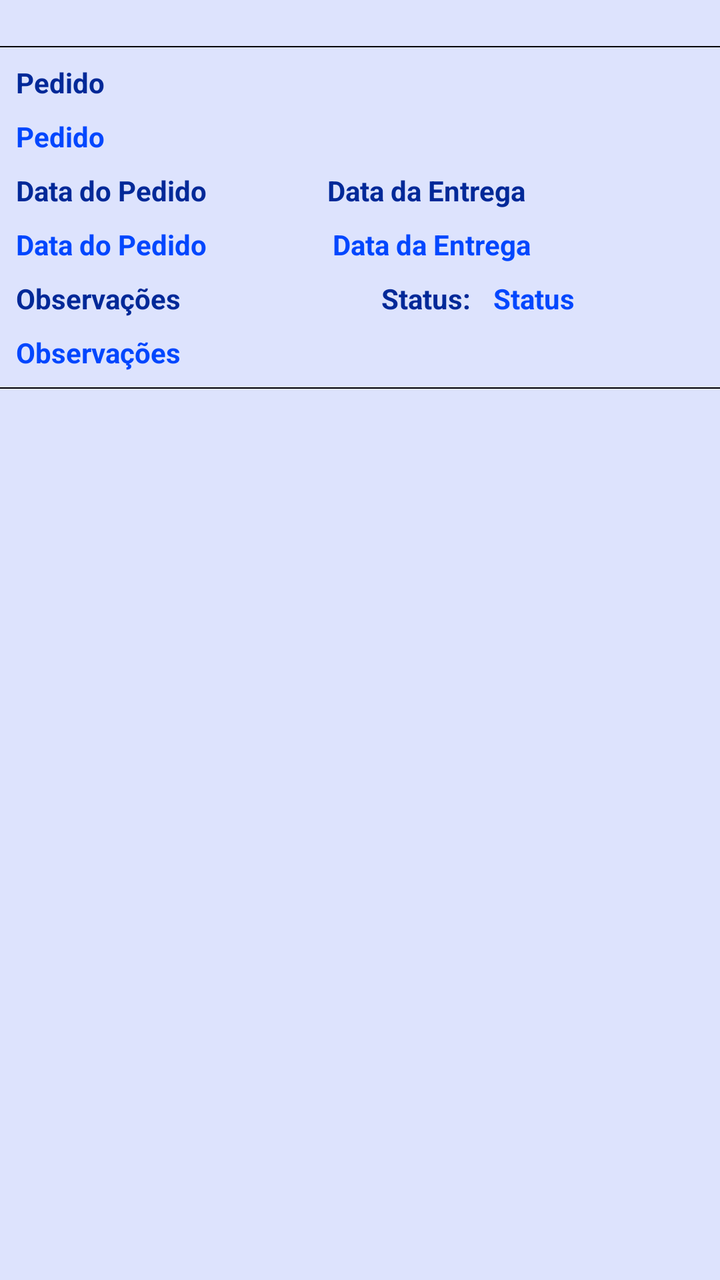
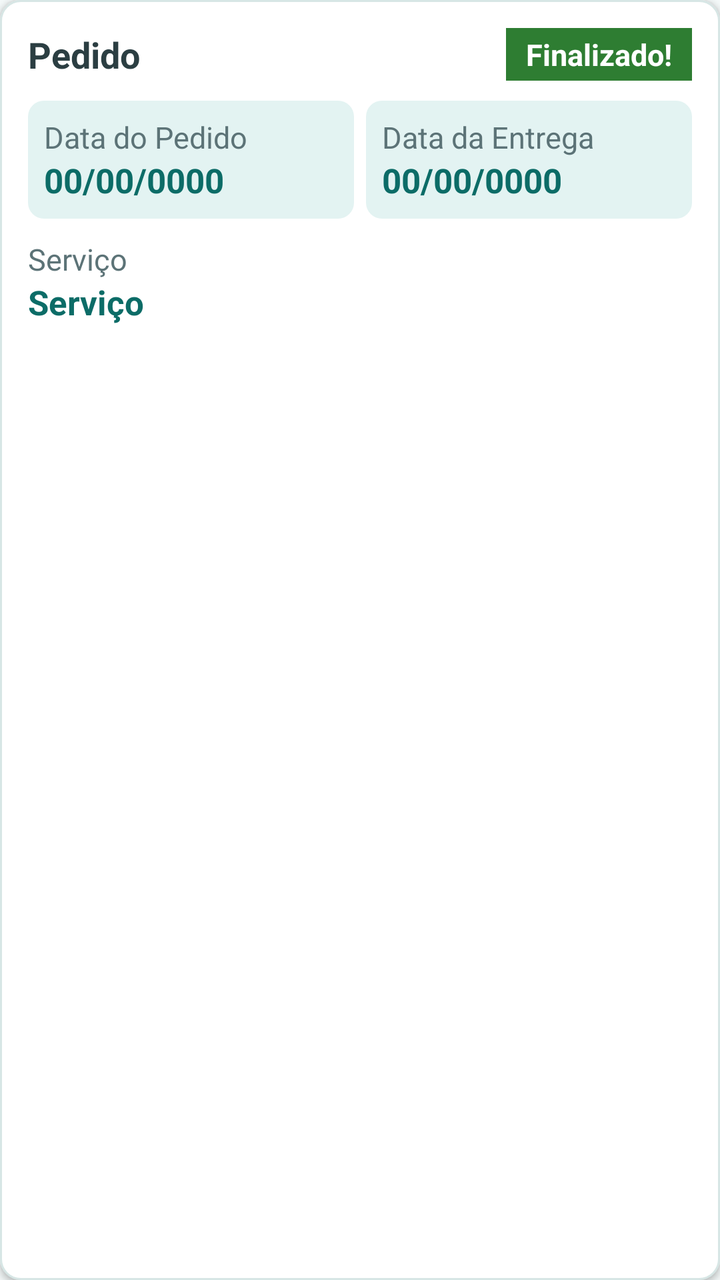

Screens rendered from an Android XML layout before and after an edit, with the pre-edit source and the edit as a unified diff.
<!-- AndroidManifest.xml: application theme AppTheme -->
<!-- res/layout/adapter_anteriores.xml -->
<?xml version="1.0" encoding="utf-8"?>
<LinearLayout
    xmlns:android="http://schemas.android.com/apk/res/android"
    android:layout_width="match_parent"
    android:layout_height="match_parent"
    android:orientation="vertical"
    android:background="#DDE3FD">

    <LinearLayout
        android:layout_width="match_parent"
        android:layout_height="wrap_content"
        android:layout_marginTop="15dp"
        android:orientation="vertical">

        <View
            android:layout_width="match_parent"
            android:layout_height="0.5dp"
            android:layout_marginTop="8dp"
            android:background="#000000"/>

        <TextView
            android:layout_width="wrap_content"
            android:layout_height="wrap_content"
            android:layout_margin="8dp"
            android:textColor="#012998"
            android:textStyle="bold"
            android:text="Pedido"/>

        <TextView
            android:id="@+id/textViewPedido"
            android:layout_width="wrap_content"
            android:layout_height="wrap_content"
            android:layout_marginLeft="8dp"
            android:textColor="#0247FE"
            android:textStyle="bold"
            android:text="Pedido"/>

        <LinearLayout
            android:layout_width="match_parent"
            android:layout_height="wrap_content"
            android:orientation="horizontal"
            android:weightSum="3">
            <TextView
                android:layout_width="wrap_content"
                android:layout_height="wrap_content"
                android:layout_margin="8dp"
                android:layout_weight="1"
                android:textColor="#012998"
                android:textStyle="bold"
                android:text="Data do Pedido"/>
            <TextView
                android:layout_width="wrap_content"
                android:layout_height="wrap_content"
                android:layout_margin="8dp"
                android:textStyle="bold"
                android:layout_weight="1"
                android:textColor="#012998"
                android:text="Data da Entrega"/>
        </LinearLayout>

        <LinearLayout
            android:layout_width="match_parent"
            android:layout_height="wrap_content"
            android:orientation="horizontal"
            android:weightSum="3">

            <TextView
                android:id="@+id/textViewDataPedido"
                android:layout_width="wrap_content"
                android:layout_height="wrap_content"
                android:layout_marginLeft="8dp"
                android:layout_weight="1"
                android:textStyle="bold"
                android:textColor="#0247FE"
                android:text="Data do Pedido"/>

            <TextView
                android:id="@+id/textViewDataEntrega"
                android:layout_width="wrap_content"
                android:layout_height="wrap_content"
                android:layout_marginLeft="16dp"
                android:layout_weight="1"
                android:textColor="#0247FE"
                android:textStyle="bold"
                android:text="Data da Entrega"/>

        </LinearLayout>

        <LinearLayout
            android:layout_width="match_parent"
            android:layout_height="wrap_content"
            android:orientation="horizontal"
            android:weightSum="2">

            <TextView
                android:layout_width="wrap_content"
                android:layout_height="wrap_content"
                android:layout_marginLeft="8dp"
                android:layout_marginTop="8dp"
                android:textStyle="bold"
                android:textColor="#012998"
                android:text="Observações"/>

            <TextView
                android:layout_width="wrap_content"
                android:layout_height="wrap_content"
                android:layout_marginLeft="100dp"
                android:layout_marginTop="8dp"
                android:textColor="#012998"
                android:textStyle="bold"
                android:text="Status: "/>

            <TextView
                android:id="@+id/textViewStatus"
                android:layout_width="wrap_content"
                android:layout_height="wrap_content"
                android:layout_marginLeft="8dp"
                android:layout_marginTop="8dp"
                android:textColor="#0247FE"
                android:textStyle="bold"
                android:text="Status"/>

        </LinearLayout>

        <TextView
            android:id="@+id/textViewObservacoes"
            android:layout_width="wrap_content"
            android:layout_height="wrap_content"
            android:layout_marginTop="8dp"
            android:layout_marginLeft="8dp"
            android:textColor="#0247FE"
            android:textStyle="bold"
            android:text="Observações"/>
        <View
            android:layout_width="match_parent"
            android:layout_height="0.5dp"
            android:layout_marginTop="8dp"
            android:background="#000000"/>

    </LinearLayout>

</LinearLayout>
<!-- resources referenced by this layout -->
<resources>
  <style name="AppTheme" parent="Theme.AppCompat.Light.NoActionBar">
          
          <item name="colorPrimary">@color/colorPrimary</item>
          <item name="colorPrimaryDark">@color/colorPrimaryDark</item>
          <item name="colorAccent">@color/colorAccent</item>
  
      </style>
  <color name="colorPrimary">#3F51B5</color>
  <color name="colorPrimaryDark">#303F9F</color>
  <color name="colorAccent">#0043FA</color>
</resources>

<!-- the commit's change to res/layout/adapter_anteriores.xml (unified diff, before → after) -->
@@ -2,141 +2,113 @@
 <LinearLayout
     xmlns:android="http://schemas.android.com/apk/res/android"
     android:layout_width="match_parent"
-    android:layout_height="match_parent"
+    android:layout_height="wrap_content"
     android:orientation="vertical"
-    android:background="#DDE3FD">
+    android:layout_marginBottom="8dp"
+    android:background="@drawable/bg_cadier_card"
+    android:elevation="2dp"
+    android:padding="14dp">
 
     <LinearLayout
         android:layout_width="match_parent"
         android:layout_height="wrap_content"
-        android:layout_marginTop="15dp"
-        android:orientation="vertical">
-
-        <View
-            android:layout_width="match_parent"
-            android:layout_height="0.5dp"
-            android:layout_marginTop="8dp"
-            android:background="#000000"/>
+        android:orientation="horizontal"
+        android:gravity="center_vertical">
 
         <TextView
-            android:layout_width="wrap_content"
+            android:id="@+id/textViewPedido"
+            style="@style/Cadier.Text.Subtitle"
+            android:layout_width="0dp"
             android:layout_height="wrap_content"
-            android:layout_margin="8dp"
-            android:textColor="#012998"
-            android:textStyle="bold"
+            android:layout_weight="1"
             android:text="Pedido"/>
 
         <TextView
-            android:id="@+id/textViewPedido"
+            android:id="@+id/textViewStatus"
             android:layout_width="wrap_content"
             android:layout_height="wrap_content"
-            android:layout_marginLeft="8dp"
-            android:textColor="#0247FE"
+            android:textColor="@color/cadier_text_on_dark"
             android:textStyle="bold"
-            android:text="Pedido"/>
+            android:textSize="@dimen/cadier_text_caption"
+            android:background="@color/status_success"
+            android:paddingLeft="10dp"
+            android:paddingRight="10dp"
+            android:paddingTop="3dp"
+            android:paddingBottom="3dp"
+            android:text="Finalizado!"/>
+    </LinearLayout>
+
+    <LinearLayout
+        android:layout_width="match_parent"
+        android:layout_height="wrap_content"
+        android:orientation="horizontal"
+        android:layout_marginTop="10dp">
 
         <LinearLayout
-            android:layout_width="match_parent"
+            android:layout_width="0dp"
             android:layout_height="wrap_content"
-            android:orientation="horizontal"
-            android:weightSum="3">
+            android:layout_weight="1"
+            android:layout_marginEnd="6dp"
+            android:orientation="vertical"
+            android:background="@drawable/bg_cadier_stat_teal"
+            android:padding="8dp">
+
             <TextView
+                style="@style/Cadier.Text.Caption"
                 android:layout_width="wrap_content"
                 android:layout_height="wrap_content"
-                android:layout_margin="8dp"
-                android:layout_weight="1"
-                android:textColor="#012998"
-                android:textStyle="bold"
                 android:text="Data do Pedido"/>
+
             <TextView
+                android:id="@+id/textViewDataPedido"
+                style="@style/Cadier.Text.Body"
                 android:layout_width="wrap_content"
                 android:layout_height="wrap_content"
-                android:layout_margin="8dp"
+                android:textColor="@color/cadier_teal_dark"
                 android:textStyle="bold"
-                android:layout_weight="1"
-                android:textColor="#012998"
-                android:text="Data da Entrega"/>
+                android:text="00/00/0000"/>
         </LinearLayout>
 
         <LinearLayout
-            android:layout_width="match_parent"
+            android:layout_width="0dp"
             android:layout_height="wrap_content"
-            android:orientation="horizontal"
-            android:weightSum="3">
+            android:layout_weight="1"
+            android:orientation="vertical"
+            android:background="@drawable/bg_cadier_stat_teal"
+            android:padding="8dp">
 
             <TextView
-                android:id="@+id/textViewDataPedido"
+                style="@style/Cadier.Text.Caption"
                 android:layout_width="wrap_content"
                 android:layout_height="wrap_content"
-                android:layout_marginLeft="8dp"
-                android:layout_weight="1"
-                android:textStyle="bold"
-                android:textColor="#0247FE"
-                android:text="Data do Pedido"/>
+                android:text="Data da Entrega"/>
 
             <TextView
                 android:id="@+id/textViewDataEntrega"
+                style="@style/Cadier.Text.Body"
                 android:layout_width="wrap_content"
                 android:layout_height="wrap_content"
-                android:layout_marginLeft="16dp"
-                android:layout_weight="1"
-                android:textColor="#0247FE"
+                android:textColor="@color/cadier_teal_dark"
                 android:textStyle="bold"
-                android:text="Data da Entrega"/>
-
+                android:text="00/00/0000"/>
         </LinearLayout>
-
-        <LinearLayout
-            android:layout_width="match_parent"
-            android:layout_height="wrap_content"
-            android:orientation="horizontal"
-            android:weightSum="2">
-
-            <TextView
-                android:layout_width="wrap_content"
-                android:layout_height="wrap_content"
-                android:layout_marginLeft="8dp"
-                android:layout_marginTop="8dp"
-                android:textStyle="bold"
-                android:textColor="#012998"
-                android:text="Observações"/>
-
-            <TextView
-                android:layout_width="wrap_content"
-                android:layout_height="wrap_content"
-                android:layout_marginLeft="100dp"
-                android:layout_marginTop="8dp"
-                android:textColor="#012998"
-                android:textStyle="bold"
-                android:text="Status: "/>
-
-            <TextView
-                android:id="@+id/textViewStatus"
-                android:layout_width="wrap_content"
-                android:layout_height="wrap_content"
-                android:layout_marginLeft="8dp"
-                android:layout_marginTop="8dp"
-                android:textColor="#0247FE"
-                android:textStyle="bold"
-                android:text="Status"/>
-
-        </LinearLayout>
-
-        <TextView
-            android:id="@+id/textViewObservacoes"
-            android:layout_width="wrap_content"
-            android:layout_height="wrap_content"
-            android:layout_marginTop="8dp"
-            android:layout_marginLeft="8dp"
-            android:textColor="#0247FE"
-            android:textStyle="bold"
-            android:text="Observações"/>
-        <View
-            android:layout_width="match_parent"
-            android:layout_height="0.5dp"
-            android:layout_marginTop="8dp"
-            android:background="#000000"/>
 
     </LinearLayout>
 
+    <TextView
+        style="@style/Cadier.Text.Caption"
+        android:layout_width="wrap_content"
+        android:layout_height="wrap_content"
+        android:layout_marginTop="10dp"
+        android:text="Serviço"/>
+
+    <TextView
+        android:id="@+id/textViewObservacoes"
+        style="@style/Cadier.Text.Body"
+        android:layout_width="match_parent"
+        android:layout_height="wrap_content"
+        android:textColor="@color/cadier_teal_dark"
+        android:textStyle="bold"
+        android:text="Serviço"/>
+
 </LinearLayout>
<!-- resource entries referenced after the edit -->
@@ -1,14 +1,57 @@
 <!-- resources referenced by this layout -->
 <resources>
+  <color name="cadier_teal_dark">#0C6C67</color>
+  <color name="cadier_text_on_dark">#FFFFFF</color>
+  <color name="status_success">#2E7D32</color>
+  <dimen name="cadier_text_caption">15sp</dimen>
+  <!-- drawable bg_cadier_card (drawable) -->
+  <?xml version="1.0" encoding="utf-8"?>
+  <shape xmlns:android="http://schemas.android.com/apk/res/android" android:shape="rectangle">
+      <solid android:color="@color/cadier_surface"/>
+      <stroke android:width="1dp" android:color="@color/cadier_border"/>
+      <corners android:radius="@dimen/cadier_radius_card"/>
+  </shape>
+  <!-- drawable bg_cadier_stat_teal (drawable) -->
+  <?xml version="1.0" encoding="utf-8"?>
+  <shape xmlns:android="http://schemas.android.com/apk/res/android" android:shape="rectangle">
+      <solid android:color="@color/cadier_teal_light_bg"/>
+      <corners android:radius="@dimen/cadier_radius_input"/>
+  </shape>
+  <style name="Cadier.Text.Body" parent="">
+          <item name="android:textSize">@dimen/cadier_text_body</item>
+          <item name="android:textColor">@color/cadier_text_primary</item>
+      </style>
+  <style name="Cadier.Text.Caption" parent="">
+          <item name="android:textSize">@dimen/cadier_text_caption</item>
+          <item name="android:textColor">@color/cadier_text_secondary</item>
+      </style>
+  <style name="Cadier.Text.Subtitle" parent="">
+          <item name="android:textSize">@dimen/cadier_text_subtitle</item>
+          <item name="android:textStyle">bold</item>
+          <item name="android:textColor">@color/cadier_text_primary</item>
+      </style>
   <style name="AppTheme" parent="Theme.AppCompat.Light.NoActionBar">
           
           <item name="colorPrimary">@color/colorPrimary</item>
           <item name="colorPrimaryDark">@color/colorPrimaryDark</item>
           <item name="colorAccent">@color/colorAccent</item>
-  
+          <item name="android:windowBackground">@color/cadier_bg</item>
+          <item name="android:textColorPrimary">@color/cadier_text_primary</item>
       </style>
-  <color name="colorPrimary">#3F51B5</color>
-  <color name="colorPrimaryDark">#303F9F</color>
-  <color name="colorAccent">#0043FA</color>
+  <color name="cadier_surface">#FFFFFF</color>
+  <color name="cadier_border">#D7E6E5</color>
+  <dimen name="cadier_radius_card">10dp</dimen>
+  <color name="cadier_teal_light_bg">#E3F3F2</color>
+  <dimen name="cadier_radius_input">8dp</dimen>
+  <dimen name="cadier_text_body">17sp</dimen>
+  <color name="cadier_text_primary">#2B3E42</color>
+  <color name="cadier_text_secondary">#5C7377</color>
+  <dimen name="cadier_text_subtitle">18sp</dimen>
+  <color name="colorPrimary">@color/cadier_teal</color>
+  <color name="colorPrimaryDark">@color/cadier_teal_dark</color>
+  <color name="colorAccent">@color/cadier_orange</color>
+  <color name="cadier_bg">#F4F9F9</color>
+  <color name="cadier_teal">#128C86</color>
+  <color name="cadier_orange">#F5821F</color>
 </resources>
 
